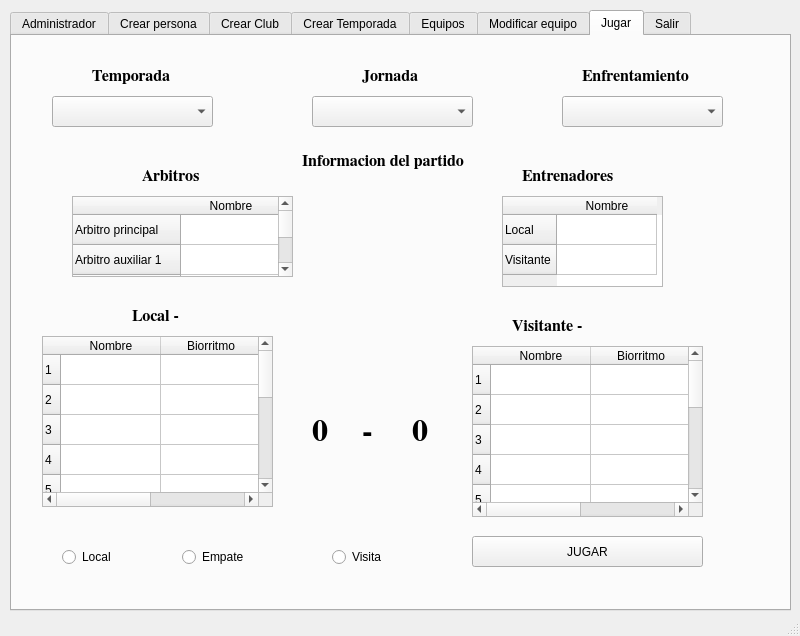
Jeancasoto/ThePlaceToBet, file mainWtabs.ui: the form before one commit.
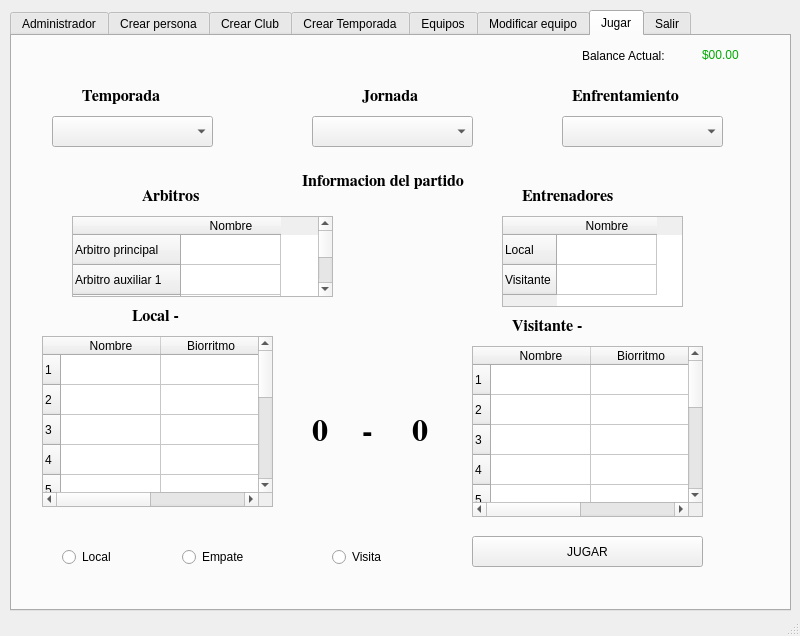
The form after the commit. The open tabs and pages were chosen to show the change. Icons and pictures are not drawn.

```diff
--- a/mainWtabs.ui
+++ b/mainWtabs.ui
@@ -960,7 +960,7 @@
       <property name="geometry">
        <rect>
         <x>40</x>
-        <y>60</y>
+        <y>80</y>
         <width>161</width>
         <height>31</height>
        </rect>
@@ -970,7 +970,7 @@
       <property name="geometry">
        <rect>
         <x>300</x>
-        <y>60</y>
+        <y>80</y>
         <width>161</width>
         <height>31</height>
        </rect>
@@ -980,7 +980,7 @@
       <property name="geometry">
        <rect>
         <x>550</x>
-        <y>60</y>
+        <y>80</y>
         <width>161</width>
         <height>31</height>
        </rect>
@@ -989,9 +989,9 @@
      <widget class="QLabel" name="label_14">
       <property name="geometry">
        <rect>
-        <x>80</x>
-        <y>30</y>
-        <width>91</width>
+        <x>70</x>
+        <y>50</y>
+        <width>101</width>
         <height>21</height>
        </rect>
       </property>
@@ -1011,7 +1011,7 @@
       <property name="geometry">
        <rect>
         <x>350</x>
-        <y>30</y>
+        <y>50</y>
         <width>81</width>
         <height>21</height>
        </rect>
@@ -1031,9 +1031,9 @@
      <widget class="QLabel" name="label_24">
       <property name="geometry">
        <rect>
-        <x>570</x>
-        <y>30</y>
-        <width>121</width>
+        <x>560</x>
+        <y>50</y>
+        <width>141</width>
         <height>21</height>
        </rect>
       </property>
@@ -1053,8 +1053,8 @@
       <property name="geometry">
        <rect>
         <x>60</x>
-        <y>160</y>
-        <width>221</width>
+        <y>180</y>
+        <width>261</width>
         <height>81</height>
        </rect>
       </property>
@@ -1088,8 +1088,8 @@
       <property name="geometry">
        <rect>
         <x>490</x>
-        <y>160</y>
-        <width>161</width>
+        <y>180</y>
+        <width>181</width>
         <height>91</height>
        </rect>
       </property>
@@ -1113,7 +1113,7 @@
       <property name="geometry">
        <rect>
         <x>290</x>
-        <y>110</y>
+        <y>130</y>
         <width>171</width>
         <height>31</height>
        </rect>
@@ -1134,7 +1134,7 @@
       <property name="geometry">
        <rect>
         <x>130</x>
-        <y>130</y>
+        <y>150</y>
         <width>81</width>
         <height>21</height>
        </rect>
@@ -1155,7 +1155,7 @@
       <property name="geometry">
        <rect>
         <x>510</x>
-        <y>130</y>
+        <y>150</y>
         <width>101</width>
         <height>21</height>
        </rect>
@@ -1479,6 +1479,96 @@
        <string>JUGAR</string>
       </property>
      </widget>
+     <widget class="QLabel" name="label_25">
+      <property name="geometry">
+       <rect>
+        <x>570</x>
+        <y>10</y>
+        <width>111</width>
+        <height>20</height>
+       </rect>
+      </property>
+      <property name="text">
+       <string>Balance Actual:</string>
+      </property>
+     </widget>
+     <widget class="QLabel" name="labelMoney">
+      <property name="geometry">
+       <rect>
+        <x>690</x>
+        <y>10</y>
+        <width>64</width>
+        <height>17</height>
+       </rect>
+      </property>
+      <property name="palette">
+       <palette>
+        <active>
+         <colorrole role="WindowText">
+          <brush brushstyle="SolidPattern">
+           <color alpha="255">
+            <red>0</red>
+            <green>170</green>
+            <blue>0</blue>
+           </color>
+          </brush>
+         </colorrole>
+         <colorrole role="Text">
+          <brush brushstyle="SolidPattern">
+           <color alpha="255">
+            <red>0</red>
+            <green>170</green>
+            <blue>0</blue>
+           </color>
+          </brush>
+         </colorrole>
+        </active>
+        <inactive>
+         <colorrole role="WindowText">
+          <brush brushstyle="SolidPattern">
+           <color alpha="255">
+            <red>0</red>
+            <green>170</green>
+            <blue>0</blue>
+           </color>
+          </brush>
+         </colorrole>
+         <colorrole role="Text">
+          <brush brushstyle="SolidPattern">
+           <color alpha="255">
+            <red>0</red>
+            <green>170</green>
+            <blue>0</blue>
+           </color>
+          </brush>
+         </colorrole>
+        </inactive>
+        <disabled>
+         <colorrole role="WindowText">
+          <brush brushstyle="SolidPattern">
+           <color alpha="255">
+            <red>146</red>
+            <green>147</green>
+            <blue>147</blue>
+           </color>
+          </brush>
+         </colorrole>
+         <colorrole role="Text">
+          <brush brushstyle="SolidPattern">
+           <color alpha="255">
+            <red>146</red>
+            <green>147</green>
+            <blue>147</blue>
+           </color>
+          </brush>
+         </colorrole>
+        </disabled>
+       </palette>
+      </property>
+      <property name="text">
+       <string>$00.00</string>
+      </property>
+     </widget>
     </widget>
     <widget class="QWidget" name="tab_7">
      <attribute name="title">
```
Left out of the diff: 58 changed lines with no effect on the pictures.
